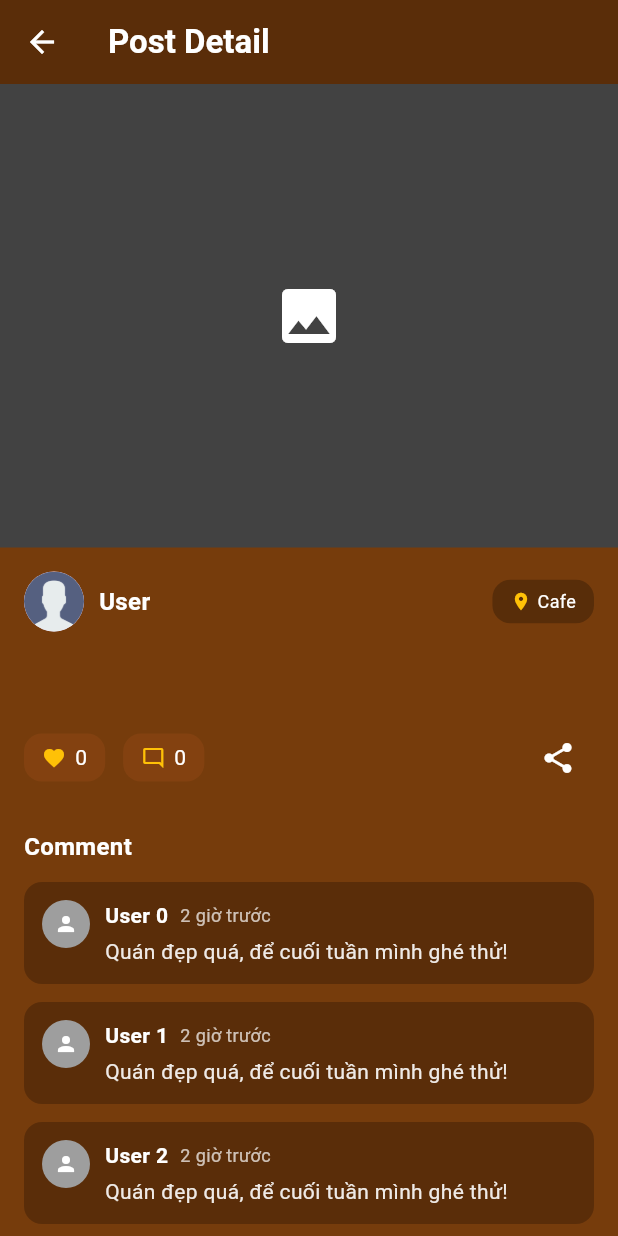
After one commit to phattran2409/BrewView, a Flutter app: the PostDetailPage screen opened directly, on a phone screen of 412 x 824 dp. The commit adds this screen. Run offline on Flutter 3.47's test engine with Material 3 defaults, Android fonts, the phone set to English and light mode, and no system bars; our stand-ins replace app_links, dartz, dio, equatable, firebase_auth, firebase_core and 9 more; missing offline and left inert: flutter_facebook_auth; accounts and stored records are empty.

Commit message:
add sample post page

```diff
--- a/lib/app/router/route_paths.dart
+++ b/lib/app/router/route_paths.dart
@@ -19,4 +19,9 @@ class RoutePaths {
   static const String resetPassword = '/reset-password';
   // Survey
   static const String survey = '/survey';
+
+  // Posts
+  static const String postList = '/posts';
+  static const String postDetail = '/posts/:id';
+  static String postDetailPath(String id) => '/posts/$id';
 }
--- a/lib/features/auth/view/auth_login_pages.dart
+++ b/lib/features/auth/view/auth_login_pages.dart
@@ -3,6 +3,7 @@ import 'package:briewview/features/auth/view/widgets/social_login_buttons.dart';
 import 'package:briewview/features/auth/viewModel/Bloc/Auth_Bloc.dart';
 import 'package:briewview/features/auth/viewModel/Bloc/Auth_event.dart';
 import 'package:briewview/features/auth/viewModel/Bloc/Auth_state.dart';
+import 'package:briewview/features/post/view/post_navigation.dart';
 import 'package:briewview/features/survey/view/widgets/survey_navigation_example.dart';
 import 'package:flutter/material.dart';
 import 'package:flutter_bloc/flutter_bloc.dart';
@@ -331,7 +332,8 @@ class _AuthLoginPageState extends State<AuthLoginPage> {
                             const SizedBox(height: 24),
 
                             // Survey Demo Button
-                            SurveyNavigationButton()
+                            SurveyNavigationButton(),
+                            PostNavigation(),
                           ],
                         ),
                       ),
--- /dev/null
+++ b/lib/features/post/view/post_detail.dart
@@ -0,0 +1,245 @@
+import 'package:flutter/material.dart';
+import 'package:flutter/widgets.dart';
+import 'package:briewview/core/widgets/dotIndicator.dart';
+
+class PostDetailPage extends StatefulWidget {
+  final String? postId;
+  final Map<String, dynamic>? post;
+
+  const PostDetailPage({super.key, this.postId, this.post});
+
+  @override
+  State<PostDetailPage> createState() => _PostDetailPageState();
+}
+
+class _PostDetailPageState extends State<PostDetailPage> {
+  final PageController _mediaController = PageController();
+  int _currentMedia = 0;
+
+  @override
+  void dispose() {
+    _mediaController.dispose();
+    super.dispose();
+  }
+
+  String _timeAgo(DateTime dt) {
+    final diff = DateTime.now().difference(dt);
+    if (diff.inMinutes < 60) return '${diff.inMinutes} phút trước';
+    if (diff.inHours < 24) return '${diff.inHours} giờ trước';
+    return '${diff.inDays} ngày trước';
+  }
+
+  @override
+  Widget build(BuildContext context) {
+    final post = widget.post ?? {};
+    final media = (post['media'] as List? ?? []).cast<Map<String, dynamic>>();
+
+    return Scaffold(
+      backgroundColor: const  Color(0xFF763C0C),
+      appBar: AppBar(
+        backgroundColor:   Color(0xFF5A2D09),
+        foregroundColor: Colors.white,
+        elevation: 0,
+        title: const Text('Post Detail', style: TextStyle(color: Colors.white, fontWeight: FontWeight.bold)),
+      ),
+      body: SingleChildScrollView(
+        padding: const EdgeInsets.only(bottom: 24),
+        child: Column(
+          crossAxisAlignment: CrossAxisAlignment.start,
+          children: [
+            // Media carousel
+            AspectRatio(
+              aspectRatio: 4/3,
+              child: Stack(
+                fit: StackFit.expand,
+                children: [
+                  PageView.builder(
+                    controller: _mediaController,
+                    itemCount: media.isEmpty ? 1 : media.length,
+                    onPageChanged: (i) => setState(() => _currentMedia = i),
+                    itemBuilder: (_, i) {
+                      if (media.isEmpty) {
+                        return Container(
+                          color: Colors.grey[800],
+                          alignment: Alignment.center,
+                          child: const Icon(Icons.image, color: Colors.white, size: 48),
+                        );
+                      }
+                      final m = media[i];
+                      return Image.asset(
+                        m['url'] as String,
+                        fit: BoxFit.cover,
+                        errorBuilder: (c, e, s) => Container(
+                          color: Colors.grey[800],
+                          alignment: Alignment.center,
+                          child: const Icon(Icons.image_not_supported, color: Colors.white),
+                        ),
+                      );
+                    },
+                  ),
+                  if (media.length > 1)
+                    Positioned(
+                      bottom: 12,
+                      left: 0,
+                      right: 0,
+                      child: DotIndicator(
+                        currentIndex: _currentMedia,
+                        dotCount: media.length,
+                        pageController: _mediaController,
+                        activeColor: Colors.white,
+                        inactiveColor: Colors.white54,
+                        activeWidth: 20,
+                        inactiveWidth: 6,
+                        height: 6,
+                        spacing: 4,
+                      ),
+                    )
+                ],
+              ),
+            ),
+
+            // Body
+            Padding(
+              padding: const EdgeInsets.all(16),
+              child: Column(
+                crossAxisAlignment: CrossAxisAlignment.start,
+                children: [
+                  Row(
+                    children: [
+                      CircleAvatar(
+                        backgroundImage: AssetImage((post['user']?['avatar'] as String?) ?? 'assets/images/user.png'),
+                        radius: 20,
+                      ),
+                      const SizedBox(width: 10),
+                      Expanded(
+                        child: Column(
+                          crossAxisAlignment: CrossAxisAlignment.start,
+                          children: [
+                            Text(
+                              (post['user']?['name'] as String?) ?? 'User',
+                              style: const TextStyle(color: Colors.white, fontWeight: FontWeight.w600, fontSize: 16),
+                            ),
+                            if (post['created_at'] != null)
+                              Text(
+                                _timeAgo(post['created_at'] as DateTime),
+                                style: TextStyle(color: Colors.white.withOpacity(0.7), fontSize: 12),
+                              ),
+                          ],
+                        ),
+                      ),
+                      Container(
+                        padding: const EdgeInsets.symmetric(horizontal: 12, vertical: 6),
+                        decoration: BoxDecoration(
+                          color: Colors.black.withOpacity(0.25),
+                          borderRadius: BorderRadius.circular(12),
+                        ),
+                        child: Row(
+                          children: [
+                            const Icon(Icons.place, color: Colors.amber, size: 14),
+                            const SizedBox(width: 4),
+                            Text(
+                              (post['cafe']?['name'] as String?) ?? 'Cafe',
+                              style: const TextStyle(color: Colors.white, fontSize: 12),
+                            ),
+                          ],
+                        ),
+                      )
+                    ],
+                  ),
+
+                  const SizedBox(height: 14),
+
+                  if ((post['title'] as String?)?.isNotEmpty == true)
+                    Text(
+                      post['title'] as String,
+                      style: const TextStyle(color: Colors.white, fontSize: 20, fontWeight: FontWeight.bold),
+                    ),
+
+                  const SizedBox(height: 8),
+
+                  Text(
+                    (post['content'] as String?) ?? '',
+                    style: const TextStyle(color: Colors.white, height: 1.5),
+                  ),
+
+                  const SizedBox(height: 16),
+
+                  Row(
+                    children: [
+                      _chipStat(icon: Icons.favorite, label: (post['likes'] ?? 0).toString()),
+                      const SizedBox(width: 12),
+                      _chipStat(icon: Icons.mode_comment_outlined, label: (post['comments'] ?? 0).toString()),
+                      const Spacer(),
+                      IconButton(
+                        icon: const Icon(Icons.share, color: Colors.white),
+                        onPressed: () {},
+                      )
+                    ],
+                  ),
+
+                  const SizedBox(height: 24),
+
+                  const Text('Comment', style: TextStyle(color: Colors.white, fontWeight: FontWeight.bold, fontSize: 16)),
+                  const SizedBox(height: 12),
+
+                  ...List.generate(3, (i) => _commentItem(index: i)),
+                ],
+              ),
+            )
+          ],
+        ),
+      ),
+    );
+  }
+
+  Widget _chipStat({required IconData icon, required String label}) {
+    return Container(
+      padding: const EdgeInsets.symmetric(horizontal: 12, vertical: 6),
+      decoration: BoxDecoration(
+        color: const Color(0xFF8B4513).withOpacity(0.6),
+        borderRadius: BorderRadius.circular(12),
+      ),
+      child: Row(
+        children: [
+          Icon(icon, color: Colors.amber, size: 16),
+          const SizedBox(width: 6),
+          Text(label, style: const TextStyle(color: Colors.white)),
+        ],
+      ),
+    );
+  }
+
+  Widget _commentItem({required int index}) {
+    return Container(
+      margin: const EdgeInsets.only(bottom: 12),
+      padding: const EdgeInsets.all(12),
+      decoration: BoxDecoration(
+        color: const Color(0xFF5A2D09),
+        borderRadius: BorderRadius.circular(12),
+      ),
+      child: Row(
+        crossAxisAlignment: CrossAxisAlignment.start,
+        children: [
+          const CircleAvatar(radius: 16, backgroundColor: Colors.grey, child: Icon(Icons.person, color: Colors.white, size: 16)),
+          const SizedBox(width: 10),
+          Expanded(
+            child: Column(
+              crossAxisAlignment: CrossAxisAlignment.start,
+              children: [
+                Row(
+                  children: [
+                    Text('User $index', style: const TextStyle(color: Colors.white, fontWeight: FontWeight.w600)),
+                    const SizedBox(width: 8),
+                    Text('2 giờ trước', style: TextStyle(color: Colors.white.withOpacity(0.7), fontSize: 12)),
+                  ],
+                ),
+                const SizedBox(height: 4),
+                Text('Quán đẹp quá, để cuối tuần mình ghé thử!', style: TextStyle(color: Colors.white.withOpacity(0.9))),
+              ],
+            ),
+          )
+        ],
+      ),
+    );
+  }
+}
```
Also changed, not shown: lib/app/router/app_router.dart (+15 -0 lines), lib/features/post/view/post_list_page.dart (added, +316 -0 lines), lib/features/post/view/post_navigation.dart (added, +30 -0 lines).
